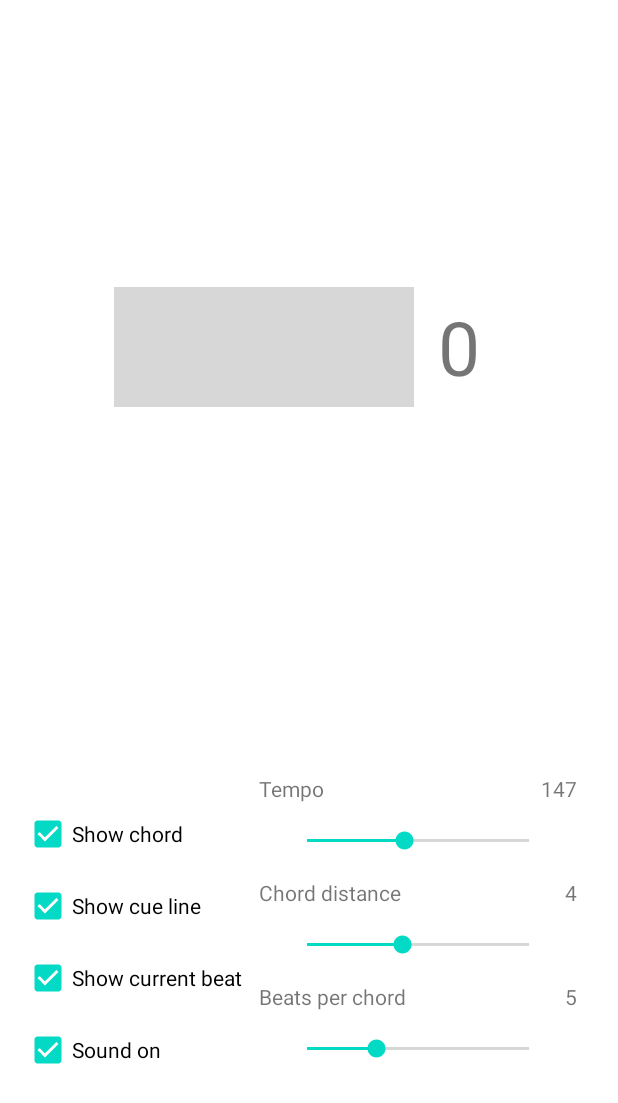
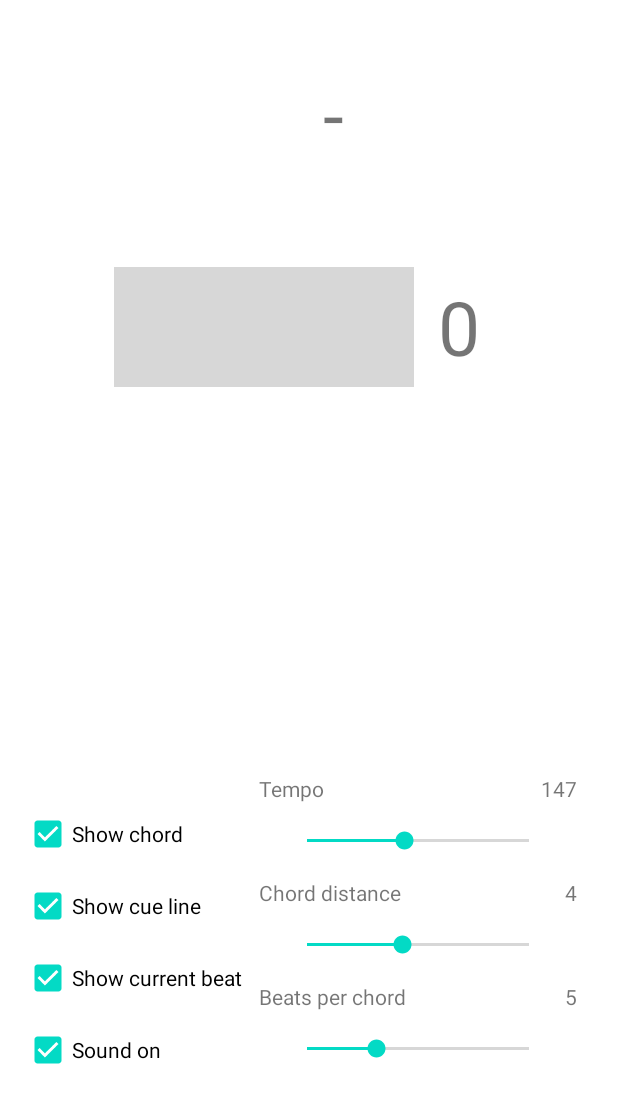
Before and after one commit to tunepruner/PianoSergeant, an Android app: the screen it shows after launch (MainActivity), on a phone screen of 412 x 824 dp. Shown: the top 1103 px of the screen. Run offline under Robolectric (Android 15) with nearby library versions, the phone set to English and light mode, and no system bars; our stand-ins replace navigation-ui; pictures from the network do not load.

Commit message:
Extracts the midi stuff from the Fragment file. Sets up a preliminary architecture with flows and live data for incoming notes. Still doesn't handle note offs correctly.

```diff
--- a/app/build.gradle
+++ b/app/build.gradle
@@ -36,6 +36,8 @@ android {
 }
 
 dependencies {
+    implementation "androidx.lifecycle:lifecycle-livedata-ktx:2.4.0"
+
     //prefs datastore
     implementation "androidx.datastore:datastore-preferences:1.0.0"
     //proto datastore
--- a/app/src/main/java/com/tunepruner/musictraining/di/MusicTrainingApplication.kt
+++ b/app/src/main/java/com/tunepruner/musictraining/di/MusicTrainingApplication.kt
@@ -5,7 +5,9 @@ import com.tunepruner.musictraining.viewmodel.ChordViewModel
 import com.tunepruner.musictraining.util.MetronomeClicker
 import com.tunepruner.musictraining.repositories.SettingsRepository
 import com.tunepruner.musictraining.chords.AttemptProcessor
+import com.tunepruner.musictraining.repositories.IncomingMidiSource
 import com.tunepruner.musictraining.viewmodel.MetronomeViewModel
+import com.tunepruner.musictraining.viewmodel.NoteInputViewModel
 import org.koin.android.ext.koin.androidContext
 import org.koin.core.context.startKoin
 import org.koin.dsl.module
@@ -13,6 +15,7 @@ import org.koin.dsl.module
 val miscModule = module {
     single { (ChordViewModel(get())) }
     single { AttemptProcessor() }
+    single { IncomingMidiSource(androidContext()) }
 }
 
 val repositoryModule = module {
@@ -28,6 +31,7 @@ val soundModule = module {
 val viewModelModule = module {
     single { MetronomeViewModel(get(), get()) }
     single { ChordViewModel(get()) }
+    single { NoteInputViewModel(get()) }
 }
 
 class
--- /dev/null
+++ b/app/src/main/java/com/tunepruner/musictraining/repositories/IncomingMidiSource.kt
@@ -0,0 +1,115 @@
+package com.tunepruner.musictraining.repositories
+
+import android.content.Context
+import android.content.pm.PackageManager
+import android.media.midi.MidiDeviceInfo
+import android.media.midi.MidiDeviceStatus
+import android.media.midi.MidiInputPort
+import android.media.midi.MidiManager
+import android.media.midi.MidiOutputPort
+import android.media.midi.MidiReceiver
+import android.os.Handler
+import android.os.Looper
+import android.util.Log
+import com.tunepruner.musictraining.midi.LoggingReceiver
+import com.tunepruner.musictraining.midi.MidiFramer
+import com.tunepruner.musictraining.ui.LOG_TAG
+import kotlinx.coroutines.CoroutineScope
+import kotlinx.coroutines.Dispatchers
+import kotlinx.coroutines.flow.Flow
+import kotlinx.coroutines.flow.MutableStateFlow
+import kotlinx.coroutines.flow.StateFlow
+import kotlinx.coroutines.flow.callbackFlow
+import kotlinx.coroutines.launch
+import java.io.IOException
+
+class IncomingMidiSource(context: Context) {
+    private val _flowOfNotes: MutableStateFlow<String?> = MutableStateFlow(null)
+    val flowOfNotes: StateFlow<String?> = _flowOfNotes
+    init {
+        doMidiStuff(context)
+    }
+
+    private fun doMidiStuff(context: Context) {
+        Log.i(LOG_TAG, "onDeviceAdded: ")
+
+        if (context.packageManager?.hasSystemFeature(PackageManager.FEATURE_MIDI) == true) {
+
+
+            val m =
+                context.getSystemService(Context.MIDI_SERVICE) as MidiManager
+
+            //to do things when plugging in or unplugging
+            m.registerDeviceCallback(object : MidiManager.DeviceCallback() {
+                override fun onDeviceAdded(info: MidiDeviceInfo?) {
+                    super.onDeviceAdded(info)
+                    Log.i(LOG_TAG, "onDeviceAdded: ")
+
+//                    otherThingsYouCanDo(info)
+
+                    //To access a MIDI device you need to open it first. The open is asynchronous so you need to provide a callback for completion. You can specify an optional Handler if you want the callback to occur on a specific Thread.
+                    m.openDevice(
+                        info,
+                        { device ->
+                            //If you want to send a message to a MIDI Device then you need to open an “input” port with exclusive access.
+                            val inputPort: MidiInputPort = device.openInputPort(/*index*/0)
+                            class MyReceiver : MidiReceiver() {
+                                @Throws(IOException::class)
+                                override fun onSend(
+                                    data: ByteArray, offset: Int,
+                                    count: Int, timestamp: Long
+                                ) {
+                                    val loggingReceiver = LoggingReceiver {
+                                        CoroutineScope(Dispatchers.Main).launch {
+                                            _flowOfNotes.value = it
+                                        }
+                                    }
+                                    val framer = MidiFramer(loggingReceiver)
+                                    framer.send(data, offset, count, timestamp)
+                                }
+
+                                init {
+//                                    binding.chord.text = "my receiver created"
+                                }
+                            }
+
+                            val outputPort: MidiOutputPort = device.openOutputPort(/*index*/0)
+                            outputPort.connect(MyReceiver())
+                            Log.i(LOG_TAG, "openDevice: ")
+                        },
+                        Handler(Looper.getMainLooper())
+                    )
+
+                }
+
+                private fun otherThingsYouCanDo(info: MidiDeviceInfo?) {
+                    //You can query the number of input and output ports.
+                    val numInputs: Int? = info?.inputPortCount
+                    val numOutputs: Int? = info?.outputPortCount
+
+                    //The MidiDeviceInfo has a bundle of properties.
+                    val properties = info?.properties
+                    val manufacturer = properties?.getString(MidiDeviceInfo.PROPERTY_MANUFACTURER)
+                    //Other properties include PROPERTY_PRODUCT, PROPERTY_NAME, PROPERTY_SERIAL_NUMBER
+
+                    //You can get the names and types of the ports from a PortInfo object. The type will be either TYPE_INPUT or TYPE_OUTPUT.
+                    val portInfos: Array<out MidiDeviceInfo.PortInfo>? = info?.ports
+                    val portName: String? = portInfos?.get(0)?.name
+                    if (portInfos?.get(0)?.type == MidiDeviceInfo.PortInfo.TYPE_INPUT) {
+                    }
+                }
+
+                override fun onDeviceRemoved(info: MidiDeviceInfo) {
+                    super.onDeviceRemoved(info)
+                }
+
+                // Update port open counts so user knows if the device is in use.
+                override fun onDeviceStatusChanged(status: MidiDeviceStatus) {
+                    super.onDeviceStatusChanged(status)
+                }
+            }, Handler(Looper.getMainLooper()))
+
+
+        }
+    }
+}
--- a/app/src/main/java/com/tunepruner/musictraining/ui/DrillFragment.kt
+++ b/app/src/main/java/com/tunepruner/musictraining/ui/DrillFragment.kt
@@ -29,6 +29,7 @@ import com.tunepruner.musictraining.repositories.Settings
 import com.tunepruner.musictraining.repositories.SettingsRepository
 import com.tunepruner.musictraining.viewmodel.ChordViewModel
 import com.tunepruner.musictraining.viewmodel.MetronomeViewModel
+import com.tunepruner.musictraining.viewmodel.NoteInputViewModel
 import kotlinx.coroutines.CoroutineScope
 import kotlinx.coroutines.Dispatchers
 import kotlinx.coroutines.ExperimentalCoroutinesApi
@@ -51,6 +52,7 @@ class DrillFragment : Fragment() {
     private var _binding: FragmentMainBinding? = null
     private val metronomeViewModel: MetronomeViewModel by inject(MetronomeViewModel::class.java)
     private val chordViewModel: ChordViewModel by inject(ChordViewModel::class.java)
+    private val inputViewModel: NoteInputViewModel by inject(NoteInputViewModel::class.java)
     private val settings: SettingsRepository by inject(SettingsRepository::class.java)
 
 
@@ -66,92 +68,9 @@ class DrillFragment : Fragment() {
         return binding.root
     }
 
-    private fun doMidiStuff() {
-        Log.i(LOG_TAG, "onDeviceAdded: ")
-
-        if (this.context?.packageManager?.hasSystemFeature(PackageManager.FEATURE_MIDI) == true) {
-
-
-            val m =
-                this@DrillFragment.context?.getSystemService(Context.MIDI_SERVICE) as MidiManager
-
-            //to do things when plugging in or unplugging
-            m.registerDeviceCallback(object : DeviceCallback() {
-                override fun onDeviceAdded(info: MidiDeviceInfo?) {
-                    super.onDeviceAdded(info)
-                    Log.i(LOG_TAG, "onDeviceAdded: ")
-                    binding.chord.text = "on device added"
-
-                    //You can query the number of input and output ports.
-                    val numInputs: Int? = info?.inputPortCount
-                    val numOutputs: Int? = info?.outputPortCount
-
-                    //The MidiDeviceInfo has a bundle of properties.
-                    val properties = info?.properties
-                    val manufacturer = properties?.getString(MidiDeviceInfo.PROPERTY_MANUFACTURER)
-                    //Other properties include PROPERTY_PRODUCT, PROPERTY_NAME, PROPERTY_SERIAL_NUMBER
-
-                    //You can get the names and types of the ports from a PortInfo object. The type will be either TYPE_INPUT or TYPE_OUTPUT.
-                    val portInfos: Array<out MidiDeviceInfo.PortInfo>? = info?.ports
-                    val portName: String? = portInfos?.get(0)?.name
-                    if (portInfos?.get(0)?.type == MidiDeviceInfo.PortInfo.TYPE_INPUT) {
-                    }
-
-                    //To access a MIDI device you need to open it first. The open is asynchronous so you need to provide a callback for completion. You can specify an optional Handler if you want the callback to occur on a specific Thread.
-                    m.openDevice(
-                        info,
-                        { device ->
-                            //If you want to send a message to a MIDI Device then you need to open an “input” port with exclusive access.
-                            val inputPort: MidiInputPort = device.openInputPort(/*index*/0)
-                            binding.chord.text = "open device"
-
-                            class MyReceiver : MidiReceiver() {
-                                @Throws(IOException::class)
-                                override fun onSend(
-                                    data: ByteArray, offset: Int,
-                                    count: Int, timestamp: Long
-                                ) {
-                                    val loggingReceiver = LoggingReceiver {
-                                        CoroutineScope(Dispatchers.Main).launch {
-                                            binding.chord.text = it
-                                        }
-                                    }
-                                    val framer = MidiFramer(loggingReceiver)
-                                    framer.send(data, offset, count, timestamp)
-                                }
-
-                                init {
-                                    binding.chord.text = "my receiver created"
-                                }
-                            }
-
-                            val outputPort: MidiOutputPort = device.openOutputPort(/*index*/0)
-                            outputPort.connect(MyReceiver())
-                            Log.i(LOG_TAG, "openDevice: ")
-                        },
-                        Handler(Looper.getMainLooper())
-                    )
-
-                }
-
-                override fun onDeviceRemoved(info: MidiDeviceInfo) {
-                    super.onDeviceRemoved(info)
-                }
-
-                // Update port open counts so user knows if the device is in use.
-                override fun onDeviceStatusChanged(status: MidiDeviceStatus) {
-                    super.onDeviceStatusChanged(status)
-                }
-            }, Handler(Looper.getMainLooper()))
-
-
-        }
-    }
-
 
     override fun onViewCreated(view: View, savedInstanceState: Bundle?) {
         super.onViewCreated(view, savedInstanceState)
-        doMidiStuff()
         setUpHandlers()
 
         metronomeViewModel.updateLevelReading(
@@ -200,6 +119,10 @@ class DrillFragment : Fragment() {
 
         chordViewModel.currentChord.observe(viewLifecycleOwner) {
             binding.chord.text = it
+        }
+
+        inputViewModel.latestNote.observe(viewLifecycleOwner) {
+            binding.noteInput.text = it ?: "-"
         }
     }
 
--- a/app/src/main/java/com/tunepruner/musictraining/viewmodel/ChordViewModel.kt
+++ b/app/src/main/java/com/tunepruner/musictraining/viewmodel/ChordViewModel.kt
@@ -4,6 +4,7 @@ import android.util.Log
 import androidx.lifecycle.LiveData
 import androidx.lifecycle.MutableLiveData
 import androidx.lifecycle.ViewModel
+import com.tunepruner.musictraining.repositories.IncomingMidiSource
 import com.tunepruner.musictraining.repositories.SettingsRepository
 import java.util.*
 
@@ -25,7 +26,6 @@ class ChordViewModel(
     val keys = listOf(
         "Cb", "Gb", "Db", "Ab", "Eb", "Bb", "F", "C", "G", "D", "A", "E", "B", "F#", "C#"
     )
-
 
     private fun getChord(current: String, desiredDistance: Int): String {
         var climbedTo = current
--- /dev/null
+++ b/app/src/main/java/com/tunepruner/musictraining/viewmodel/NoteInputViewModel.kt
@@ -0,0 +1,15 @@
+package com.tunepruner.musictraining.viewmodel
+
+import androidx.lifecycle.LiveData
+import androidx.lifecycle.ViewModel
+import androidx.lifecycle.asLiveData
+import com.tunepruner.musictraining.repositories.IncomingMidiSource
+
+class NoteInputViewModel(
+    private val midiSource: IncomingMidiSource,
+) : ViewModel() {
+    val latestNote: LiveData<String?> = midiSource.flowOfNotes.asLiveData()
+
+
+
+}
--- a/app/src/main/res/layout/fragment_main.xml
+++ b/app/src/main/res/layout/fragment_main.xml
@@ -20,7 +20,17 @@
         <TextView
                 android:id="@+id/chord"
                 tools:text="$chord"
-                android:textSize="100sp"
+                android:textSize="90sp"
+                android:layout_width="wrap_content"
+                android:layout_height="wrap_content"
+                tools:layout_editor_absoluteY="28dp"
+                app:layout_constraintStart_toEndOf="@+id/mode"
+                android:layout_margin="@dimen/fab_margin" />
+
+        <TextView
+                android:id="@+id/note_input"
+                tools:text="$in"
+                android:textSize="50sp"
                 android:layout_width="wrap_content"
                 android:layout_height="wrap_content"
                 tools:layout_editor_absoluteY="28dp"
```
